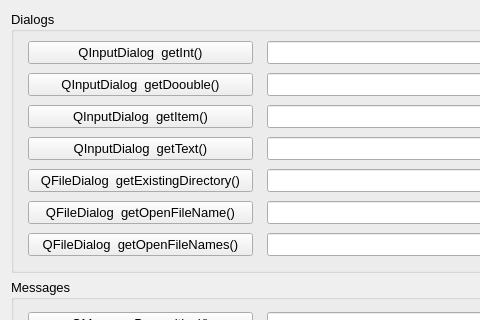
Before: the Qt Designer form forms/dialogs.ui in copperspice/kitchensink, drawn with Qt 5; both pictures show x 0 to 480 and y 0 to 320 of the 570 by 536 pixel window.
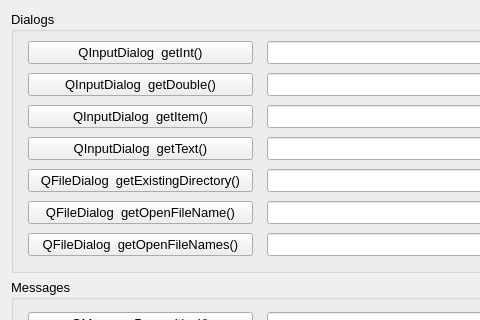
After: the same form once the commit is applied.

```diff
--- a/forms/dialogs.ui
+++ b/forms/dialogs.ui
@@ -73,7 +73,7 @@
          </font>
         </property>
         <property name="text">
-         <string>QInputDialog  getDoouble()</string>
+         <string>QInputDialog  getDouble()</string>
         </property>
        </widget>
       </item>
```
